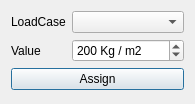
The window that safe/punch/Resources/ui/force_panel.ui (ebrahimraeyat/OSAFE) describes before a commit, drawn with Qt 5.
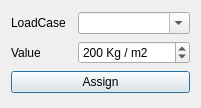
The same window after the commit.

Commit message: Bug in apply surface loads in foundation

The edit to the form file:
```diff
--- a/safe/punch/Resources/ui/force_panel.ui
+++ b/safe/punch/Resources/ui/force_panel.ui
@@ -6,8 +6,8 @@
    <rect>
     <x>0</x>
     <y>0</y>
-    <width>167</width>
-    <height>104</height>
+    <width>201</width>
+    <height>108</height>
    </rect>
   </property>
   <property name="windowTitle">
@@ -22,7 +22,11 @@
     </widget>
    </item>
    <item row="0" column="1">
-    <widget class="QComboBox" name="loadcase"/>
+    <widget class="QComboBox" name="loadcase">
+     <property name="editable">
+      <bool>true</bool>
+     </property>
+    </widget>
    </item>
    <item row="1" column="0">
     <widget class="QLabel" name="label_2">
```
The commit also changes 1 other file.
